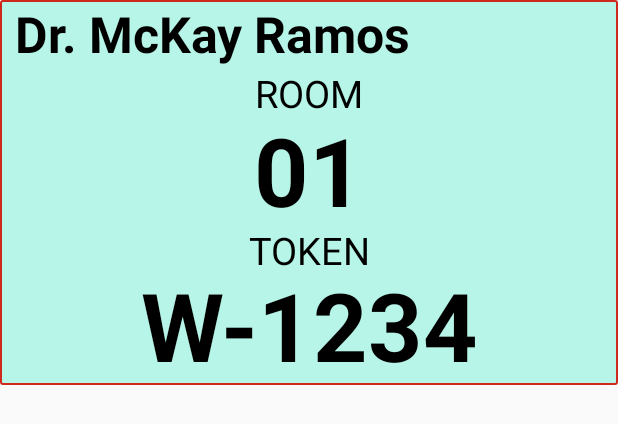
After one commit to sigosoft/Medicino-TV, an Android app: the layout item_doctor_room_new.xml on its own in the app's theme, with its tools: preview values and no code run, on a phone screen of 412 x 824 dp. The commit adds this screen. Shown: the top 424 px of the screen. Run offline under Robolectric (Android 15) with nearby library versions, the phone set to English and light mode, and no system bars.

Commit message:
commit after design change in home

```diff
--- a/app/src/main/java/com/medicinoclinic/adapter/DoctorAdapter.kt
+++ b/app/src/main/java/com/medicinoclinic/adapter/DoctorAdapter.kt
@@ -16,11 +16,19 @@ import java.lang.reflect.Field
 class DoctorAdapter(private var mList: List<DoctorListingModel>) : RecyclerView.Adapter<DoctorAdapter.ViewHolder>() {
 
     override fun onCreateViewHolder(parent: ViewGroup, viewType: Int): ViewHolder {
-        val view = LayoutInflater.from(parent.context)
-            .inflate(R.layout.item_doctor_room, parent, false)
+        val view: View = if (mList.size <= 2) {
+            LayoutInflater.from(parent.context)
+                .inflate(R.layout.item_doctor_room_new, parent, false)
+        } else {
+            LayoutInflater.from(parent.context)
+                .inflate(R.layout.item_doctor_room, parent, false)
+        }
+
         view.isFocusable = true
         view.isFocusableInTouchMode = true
+
         return ViewHolder(view)
+
     }
 
     override fun onBindViewHolder(holder: ViewHolder, position: Int) {
--- a/app/src/main/java/com/medicinoclinic/home/HomeActivity1.kt
+++ b/app/src/main/java/com/medicinoclinic/home/HomeActivity1.kt
@@ -245,7 +245,9 @@ class HomeActivity1 : AppCompatActivity() {
         val options = PusherOptions()
         options.setCluster("ap2") // change to your cluster
 
-        //val pusher = Pusher("3552a5e736f71100d73f", options) - dev
+        //dev key
+        //val pusher = Pusher("3552a5e736f71100d73f", options)
+        //live key
         val pusher = Pusher("3ca5933d5ea7c2a5dd5c", options)
 
         // Connection logging
@@ -259,6 +261,10 @@ class HomeActivity1 : AppCompatActivity() {
             }
         }, ConnectionState.ALL)
 
+        //dev channel
+        //val channel: Channel = pusher.subscribe("medicino-tv")
+
+        //live channel
         val channel: Channel = pusher.subscribe("medicino-tv-live")
 
         channel.bind("token-called") { event ->
@@ -302,7 +308,7 @@ class HomeActivity1 : AppCompatActivity() {
             }
         }
 
-        pusher.connect()
+//        pusher.connect()
 
         btn_settings!!.setOnClickListener(View.OnClickListener {
 
@@ -1122,7 +1128,7 @@ class HomeActivity1 : AppCompatActivity() {
 
                         500 -> Toast.makeText(
                             this@HomeActivity1,
-                            getString(R.string.api_error) + "2",
+                            getString(R.string.api_error) + "2 "+response.toString(),
                             Toast.LENGTH_LONG
                         ).show()
                     }
@@ -1203,7 +1209,7 @@ class HomeActivity1 : AppCompatActivity() {
 
                         500 -> Toast.makeText(
                             this@HomeActivity1,
-                            getString(R.string.api_error) + "2",
+                            getString(R.string.api_error) + "2 "+response.toString(),
                             Toast.LENGTH_LONG
                         ).show()
                     }
--- a/app/src/main/java/com/medicinoclinic/retrofit/RetrofitClient.kt
+++ b/app/src/main/java/com/medicinoclinic/retrofit/RetrofitClient.kt
@@ -22,7 +22,7 @@ object RetrofitClient {
                 .build()
 
             retrofit = Retrofit.Builder()
-                .client(client)
+                .client (client)
                 .baseUrl(baseUrl)
                 .addConverterFactory(GsonConverterFactory.create())
                 .build()
--- /dev/null
+++ b/app/src/main/res/layout/item_doctor_room_new.xml
@@ -0,0 +1,75 @@
+<?xml version="1.0" encoding="utf-8"?>
+<LinearLayout xmlns:android="http://schemas.android.com/apk/res/android"
+    android:layout_width="match_parent"
+    android:layout_height="wrap_content"
+    android:background="@drawable/focus"
+    android:focusable="true"
+    android:paddingStart="10dp"
+    android:paddingEnd="10dp"
+    android:focusableInTouchMode="true"
+    android:orientation="vertical"
+    android:padding="0dp">
+
+    <TextView
+        android:id="@+id/tv_name"
+        android:layout_width="match_parent"
+        android:layout_height="wrap_content"
+        android:ellipsize="marquee"
+        android:focusableInTouchMode="true"
+        android:gravity="start|center_vertical"
+        android:marqueeRepeatLimit="marquee_forever"
+        android:scrollHorizontally="true"
+        android:singleLine="true"
+        android:text="Dr. McKay Ramos"
+        android:textColor="@color/black"
+        android:textSize="33sp"
+        android:textStyle="bold" />
+
+    <TextView
+        android:layout_width="match_parent"
+        android:layout_height="wrap_content"
+        android:gravity="center"
+        android:text="ROOM"
+        android:textColor="@color/black"
+        android:textSize="25sp"
+        android:textStyle="normal" />
+
+    <TextView
+        android:id="@+id/tv_room"
+        android:layout_width="match_parent"
+        android:layout_height="wrap_content"
+        android:gravity="center"
+        android:text="01"
+        android:textColor="@color/black"
+        android:textSize="63sp"
+        android:textStyle="bold"
+        android:includeFontPadding="false"
+        android:lineSpacingExtra="0dp"
+        android:lineSpacingMultiplier="1"/>
+
+    <TextView
+        android:layout_width="match_parent"
+        android:layout_height="wrap_content"
+        android:gravity="center"
+        android:text="TOKEN"
+        android:textColor="@color/black"
+        android:textSize="25sp"
+        android:textStyle="normal"
+        android:includeFontPadding="false"
+        android:lineSpacingExtra="0dp"
+        android:lineSpacingMultiplier="1"/>
+
+    <TextView
+        android:id="@+id/tv_token"
+        android:layout_width="match_parent"
+        android:layout_height="wrap_content"
+        android:gravity="center"
+        android:text="W-1234"
+        android:textColor="@color/black"
+        android:textSize="63sp"
+        android:textStyle="bold"
+        android:includeFontPadding="false"
+        android:lineSpacingExtra="0dp"
+        android:lineSpacingMultiplier="1"/>
+
+</LinearLayout>
```
Also changed, not shown: 3 other files.
